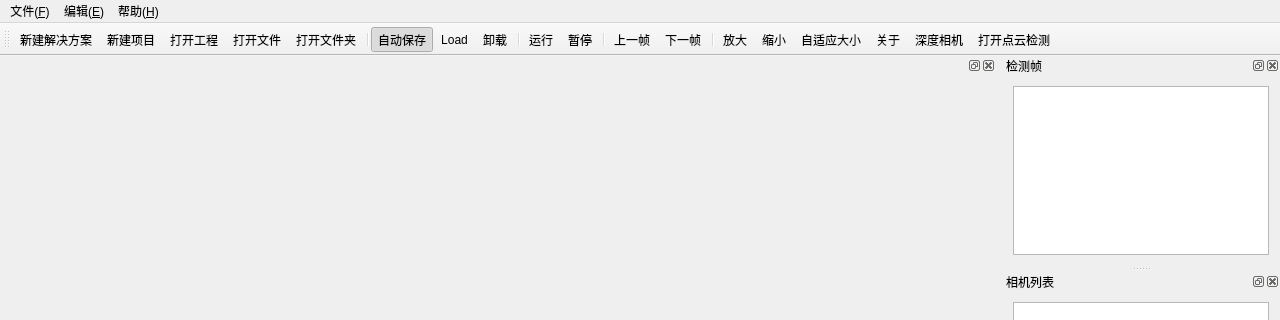
Old version of the form 3DPavementInspectorGui/MainWindow.ui in the repository XanHiaoo/3DPavementDetector; both pictures show x 0 to 1280 and y 0 to 320 of the 1280 by 720 pixel window.
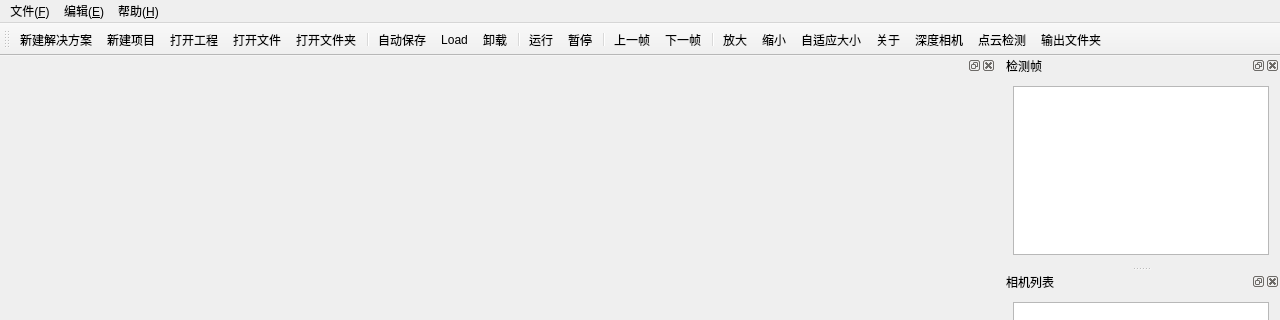
New version of the form. Icons and pictures are not drawn.

Commit message: 新增点云检测，输出文件夹action，添加icon

Diff of the .ui file:
```diff
--- a/3DPavementInspectorGui/MainWindow.ui
+++ b/3DPavementInspectorGui/MainWindow.ui
@@ -149,6 +149,7 @@
    <addaction name="actionAbout"/>
    <addaction name="action_openCamera"/>
    <addaction name="action_pointcloud_detect"/>
+   <addaction name="action_openOutputDir"/>
   </widget>
   <widget class="QStatusBar" name="statusBar"/>
   <widget class="QDockWidget" name="frameDockWidget">
@@ -270,7 +271,7 @@
     <bool>true</bool>
    </property>
    <property name="checked">
-    <bool>true</bool>
+    <bool>false</bool>
    </property>
    <property name="icon">
     <iconset resource="resource.qrc">
@@ -453,7 +454,22 @@
   </action>
   <action name="action_pointcloud_detect">
    <property name="text">
-    <string>打开点云检测</string>
+    <string>点云检测</string>
+   </property>
+   <property name="toolTip">
+    <string>点云检测</string>
+   </property>
+  </action>
+  <action name="action_openOutputDir">
+   <property name="icon">
+    <iconset resource="resource.qrc">
+     <normaloff>:/icons/icons/output.png</normaloff>:/icons/icons/output.png</iconset>
+   </property>
+   <property name="text">
+    <string>输出文件夹</string>
+   </property>
+   <property name="toolTip">
+    <string>输出文件夹</string>
    </property>
   </action>
   <zorder>frameDockWidget</zorder>
```
Left out of the diff: 7 changed lines with no effect on the pictures.
